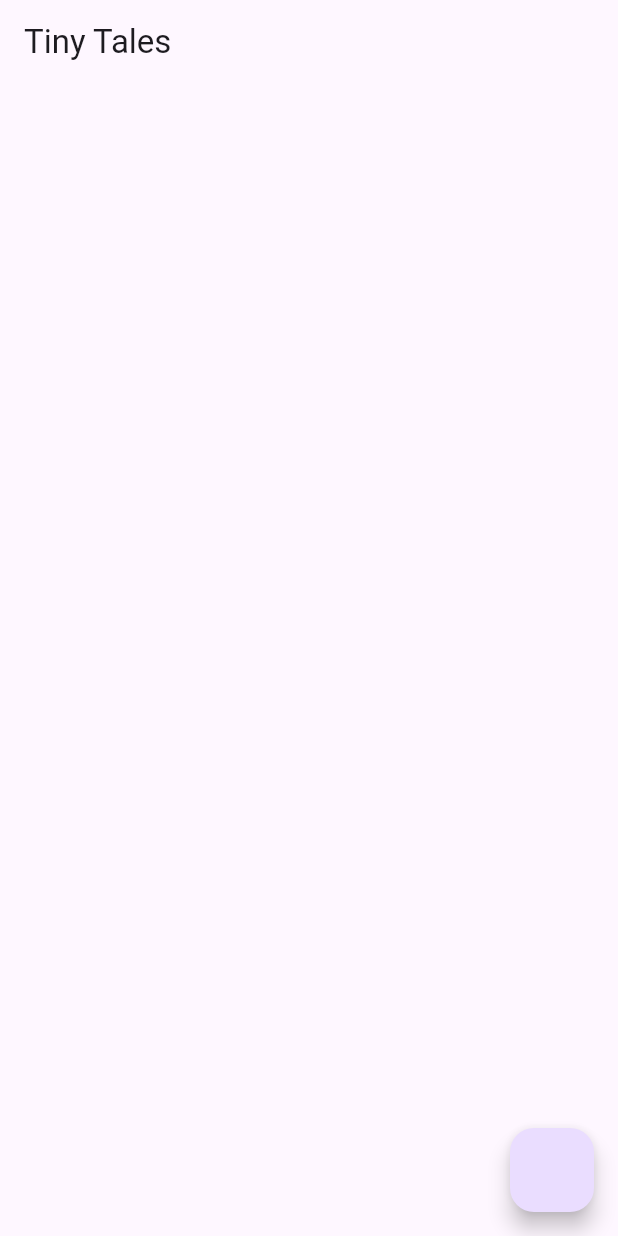
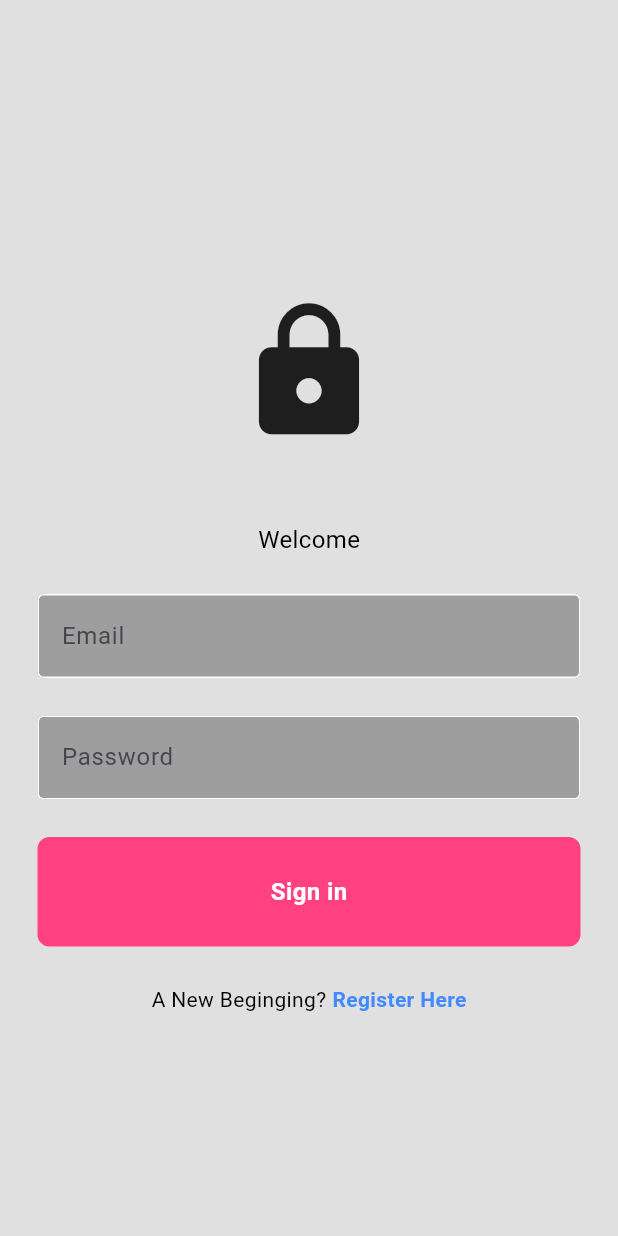
Before and after one commit to Elshadaiv/tinytales, a Flutter app: the screen it shows after launch, on a phone screen of 412 x 824 dp. Run offline on Flutter 3.47's test engine with Material 3 defaults, Android fonts, the phone set to English and light mode, and no system bars; our stand-ins replace firebase_auth, firebase_core, google_nav_bar; accounts and stored records are empty.

Commit message:
correct pushing methods

```diff
--- /dev/null
+++ b/lib/components/my_button.dart
@@ -0,0 +1,33 @@
+import 'package:flutter/material.dart';
+
+
+class MyButton extends StatelessWidget {
+  final void Function()? onTap;
+  final String text;
+
+  const MyButton({super.key, required this.onTap, required this.text});
+
+  @override
+  Widget build(BuildContext context) {
+    return GestureDetector(
+      onTap: onTap,
+      child: Container(
+      padding: const EdgeInsets.all(25),
+      margin: const EdgeInsets.symmetric(horizontal: 25),
+        decoration: BoxDecoration(
+          color: Colors.pinkAccent,
+            borderRadius: BorderRadius. circular(8),
+        ),
+      child: Center(child: Text(text,
+      style: TextStyle(
+      color: Colors.white,
+        fontWeight:  FontWeight.bold,
+        fontSize: 16,
+      ),
+      ),
+      ),
+      ),
+
+    );
+  }
+}
--- /dev/null
+++ b/lib/components/my_textfield.dart
@@ -0,0 +1,40 @@
+import 'package:flutter/material.dart';
+
+class MyTextField extends StatelessWidget {
+
+  final controller;
+  final String hintText;
+  final bool obscureText;
+
+  const MyTextField({
+    super.key,
+    required this.controller,
+    required this.hintText,
+    required this.obscureText,
+
+  });
+
+
+
+  @override
+  Widget build(BuildContext context) {
+    return Padding(
+      padding: const EdgeInsets.symmetric(horizontal: 25.0),
+      child: TextField(
+        controller: controller,
+        obscureText: obscureText,
+        decoration: InputDecoration(
+          enabledBorder: const OutlineInputBorder(
+            borderSide: BorderSide(color: Colors.white),
+          ),
+          focusedBorder: OutlineInputBorder(
+            borderSide: BorderSide(color: Colors.grey),
+          ),
+          fillColor: Colors.grey,
+          filled: true,
+          hintText: hintText,
+        ),
+      ),
+    );
+  }
+}
--- a/lib/main.dart
+++ b/lib/main.dart
@@ -1,9 +1,13 @@
 import 'package:flutter/material.dart';
 import 'package:firebase_core/firebase_core.dart';
+import 'package:tinytales/pages/auth_page.dart';
+import 'firebase_options.dart';
 
-void main() {
+void main() async {
   WidgetsFlutterBinding.ensureInitialized();
-  Firebase.initializeApp();
+ await  Firebase.initializeApp(
+    options: DefaultFirebaseOptions.currentPlatform,
+  );
   runApp(const TinyTalesApp());
 }
 
@@ -17,31 +21,7 @@ class TinyTalesApp extends StatelessWidget {
       theme: ThemeData(
         primarySwatch: Colors.purple
       ),
-      home: const Page1(),
+      home: const AuthPage(),
     );
   }
 }
-
-
-
-
-
-class Page1 extends StatefulWidget {
-  const Page1({super.key});
-
-  @override
-  State<Page1> createState() => _Page1State();
-}
-
-class _Page1State extends State<Page1> {
-  @override
-  Widget build(BuildContext context) {
-    return Scaffold(
-      appBar: AppBar(title: Text('Tiny Tales'),
-      ),
-      floatingActionButton: FloatingActionButton(onPressed: () {}
-      ),
-    );
-
-  }
-}
--- /dev/null
+++ b/lib/pages/auth_page.dart
@@ -0,0 +1,33 @@
+import 'package:firebase_auth/firebase_auth.dart';
+import 'package:flutter/material.dart';
+import 'package:tinytales/pages/home_page.dart';
+import 'package:tinytales/pages/login_or_register_page.dart';
+import 'package:tinytales/pages/login_page.dart';
+
+class AuthPage extends StatelessWidget {
+  const AuthPage({super.key});
+
+  @override
+  Widget build(BuildContext context) {
+    return Scaffold(
+      body: StreamBuilder<User?>(
+        stream: FirebaseAuth.instance.authStateChanges(),
+        builder: (context, snapshot)
+          {
+            if(snapshot.hasData)
+              {
+                return HomePage();
+              }
+
+            //not logged in
+            else
+              {
+                return LoginOrRegisterPage();
+              }
+
+          }
+
+      ),
+    );
+  }
+}
--- /dev/null
+++ b/lib/pages/login_or_register_page.dart
@@ -0,0 +1,39 @@
+import 'package:flutter/material.dart';
+import 'package:tinytales/pages/login_page.dart';
+import 'package:tinytales/pages/register_page.dart';
+
+class LoginOrRegisterPage extends StatefulWidget {
+  const LoginOrRegisterPage({super.key});
+
+  @override
+  State<LoginOrRegisterPage> createState() => _LoginOrRegisterPageState();
+}
+
+class _LoginOrRegisterPageState extends State<LoginOrRegisterPage> {
+
+  bool showLoginPage =true;
+
+  void tooglePages()
+  {
+    setState(() {
+      showLoginPage = !showLoginPage;
+    });
+  }
+
+
+  @override
+    Widget build(BuildContext context) {
+      if (showLoginPage)
+      {
+        return LoginPage(
+          onTap: tooglePages,
+        );
+      } else
+      {
+        return RegisterPage(
+          onTap: tooglePages,
+        );
+      }
+
+    }
+}
--- /dev/null
+++ b/lib/pages/login_page.dart
@@ -0,0 +1,149 @@
+import 'package:firebase_auth/firebase_auth.dart';
+import 'package:firebase_core/firebase_core.dart';
+import 'package:flutter/material.dart';
+import 'package:tinytales/components/my_button.dart';
+import 'package:tinytales/components/my_textfield.dart';
+
+class LoginPage extends StatefulWidget {
+  final Function()? onTap;
+  const LoginPage({super.key, required this.onTap});
+
+  @override
+  State<LoginPage> createState() => LoginPageState();
+}
+
+class LoginPageState extends State<LoginPage> {
+  final emailController = TextEditingController();
+  final passwordController = TextEditingController();
+
+  void signIn() async
+  {
+
+    final BuildContext stateContext = this.context;
+    showDialog(
+      context: stateContext,
+      builder: (BuildContext dialogContext)
+      {
+        return const Center(
+          child:  CircularProgressIndicator(),
+        );
+      },
+    );
+
+
+
+    try {
+      await FirebaseAuth.instance.signInWithEmailAndPassword(
+        email: emailController.text,
+        password: passwordController.text,
+      );
+      Navigator.pop(stateContext);
+    } on FirebaseAuthException catch (e) {
+      Navigator.pop(stateContext);
+      showErrorMessage(e.code);
+      }
+    }
+
+  void showErrorMessage(String message) {
+    final BuildContext stateContext = this.context;
+
+    showDialog(
+      context: stateContext,
+      builder: (BuildContext dialogContext) {
+        return AlertDialog(
+          backgroundColor: Colors.amber,
+          title: Center(
+            child: Text(
+              message,
+              style: const TextStyle(color: Colors.white),
+            ),
+          ),
+        );
+      },
+    );
+  }
+
+
+
+  @override
+  Widget build(BuildContext context) {
+    return Scaffold(
+      backgroundColor: Colors.grey[300],
+      body: SafeArea(
+        child: Center(
+          child: SingleChildScrollView(
+          child: Column(
+            children: [
+              const SizedBox(height: 50),
+
+              const Icon(
+                Icons.lock,
+                size: 100,
+              ),
+
+              const SizedBox(height: 50),
+
+              const Text(
+                'Welcome',
+                style: TextStyle(
+                  color: Colors.black,
+                  fontSize: 16,
+                ),
+              ),
+
+              const SizedBox(height: 25),
+
+              // EMAIL TextField
+              MyTextField(
+                controller: emailController,
+                hintText: 'Email',
+                obscureText: false,
+                ),
+
+              const SizedBox(height: 25),
+
+              //PASSWORD TEXT FIELD
+              MyTextField(
+                controller: passwordController,
+                hintText: 'Password',
+                obscureText: true,
+
+              ),
+              const SizedBox(height: 25),
+
+              MyButton(
+                text: 'Sign in',
+              onTap: signIn,
+              ),
+
+              const SizedBox(height: 25),
+
+              Row(
+              mainAxisAlignment: MainAxisAlignment.center,
+                children: [
+
+                  Text('A New Beginging?',
+                    style: TextStyle(color: Colors.black),
+                  ),
+
+                  const SizedBox(width: 4,),
+                  GestureDetector(
+                    onTap: widget.onTap,
+                    child: const Text(
+                      'Register Here',
+                          style: TextStyle(
+                            color:  Colors.blueAccent, fontWeight:FontWeight.bold
+                          ),
+                    ),
+                  ),
+                ],
+
+              )
+            ],
+          ),
+        ),
+      ),
+      )
+    );
+  }
+}
--- a/pubspec.yaml
+++ b/pubspec.yaml
@@ -35,6 +35,9 @@ dependencies:
   path: ^1.9.1
   cupertino_icons: ^1.0.8
   firebase_core: ^4.1.1
+  firebase_auth: ^6.1.0
+  google_nav_bar: ^5.0.7
+
 
 
 dev_dependencies:
```
Also changed, not shown: lib/pages/home_page.dart (added, +82 -0 lines), lib/pages/insights_page.dart (added, +10 -0 lines), lib/pages/profile_page.dart (added, +10 -0 lines), lib/pages/register_page.dart (added, +170 -0 lines), lib/pages/tracking_page.dart (added, +10 -0 lines), firebase.json (added), lib/assets/images/logo.png (added), lib/firebase_options.dart (added), lib/pages/baby_profile_page.dart (added), pubspec.lock, 5 other files.
